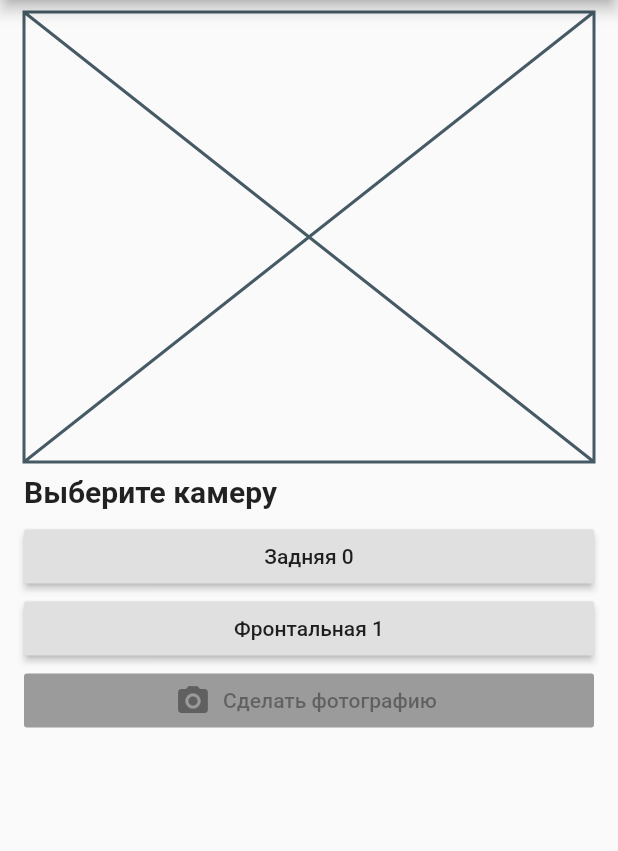
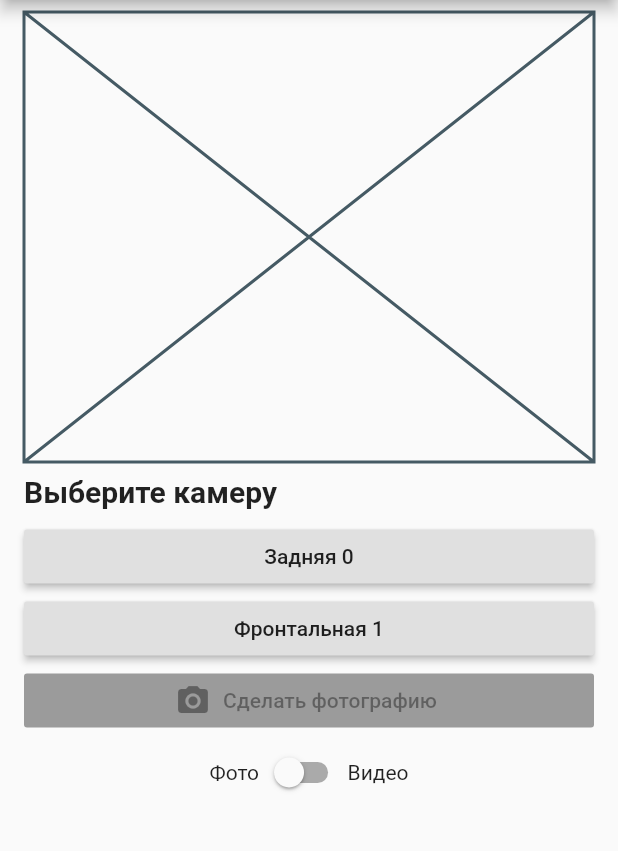
Before and after one commit to kdmatrosov/flutter-camera, a Flutter app: the screen it shows after launch, on a phone screen of 412 x 824 dp, the part 84-935 px from its top. Run offline on Flutter 3.47's test engine with Material 2 defaults, Android fonts, the phone set to English and light mode, and no system bars; our stand-ins replace camera, image_picker, video_player.

Commit message:
camera stable

```diff
--- a/lib/pages/camera_page.dart
+++ b/lib/pages/camera_page.dart
@@ -3,6 +3,7 @@ import 'dart:io';
 import 'package:camera/camera.dart';
 import 'package:flutter/material.dart';
 import 'package:flutter_camera/pages/image_picker_page.dart';
+import 'package:flutter_camera/widgets/video.dart';
 import 'package:path_provider/path_provider.dart';
 
 class CameraPage extends StatefulWidget {
@@ -50,7 +51,8 @@ class _CameraViewState extends State<_CameraView> {
   List<CameraDescription> _cameras;
   CameraController _controller;
   CameraDescription _activeCamera;
-  String _photoPath;
+  String _filePath;
+  bool _isVideo = false;
 
   @override
   void initState() {
@@ -63,7 +65,6 @@ class _CameraViewState extends State<_CameraView> {
       final cameras = await availableCameras();
       setState(() {
         _cameras = cameras;
-        _controller = CameraController(cameras[0], ResolutionPreset.medium);
       });
     } catch (e) {
       print("_getAvailableCameras $e");
@@ -78,11 +79,21 @@ class _CameraViewState extends State<_CameraView> {
 
   Widget _cameraView() {
     if (_controller == null || !_controller.value.isInitialized) {
-      return Placeholder();
+      return _activeCamera == null ? Placeholder() : Container();
     }
-    return AspectRatio(
-        aspectRatio: _controller.value.aspectRatio,
-        child: CameraPreview(_controller));
+    return Center(
+        child: DecoratedBox(
+            position: DecorationPosition.foreground,
+            decoration: BoxDecoration(
+                border: Border.all(
+              color: _controller != null && _controller.value.isRecordingVideo
+                  ? Colors.redAccent
+                  : Colors.transparent,
+              width: 1.0,
+            )),
+            child: AspectRatio(
+                aspectRatio: _controller.value.aspectRatio,
+                child: CameraPreview(_controller))));
   }
 
   String _getTimestamp() => DateTime.now().millisecondsSinceEpoch.toString();
@@ -104,7 +115,43 @@ class _CameraViewState extends State<_CameraView> {
     try {
       await _controller.takePicture(filePath);
       setState(() {
-        _photoPath = filePath;
+        _filePath = filePath;
+        _showBottomSheet(context);
+      });
+    } on CameraException catch (e) {
+      print(e);
+    }
+  }
+
+  Future<void> _startVideoRecording() async {
+    final Directory extDir = await getApplicationDocumentsDirectory();
+    final String dirPath = '${extDir.path}/Movies/flutter_camera';
+    await Directory(dirPath).create(recursive: true);
+    final String filePath = '$dirPath/${_getTimestamp()}.mp4';
+
+    if (_controller.value.isRecordingVideo) {
+      // A recording is already started, do nothing.
+      return null;
+    }
+
+    try {
+      await _controller.startVideoRecording(filePath);
+      setState(() {
+        _filePath = filePath;
+      });
+    } on CameraException catch (e) {
+      print(e);
+    }
+  }
+
+  Future<void> _stopVideoRecording(BuildContext context) async {
+    if (!_controller.value.isRecordingVideo) {
+      return null;
+    }
+
+    try {
+      await _controller.stopVideoRecording();
+      setState(() {
         _showBottomSheet(context);
       });
     } on CameraException catch (e) {
@@ -193,12 +240,20 @@ class _CameraViewState extends State<_CameraView> {
     showModalBottomSheet(
         context: context,
         builder: (BuildContext bc) {
-          return LimitedBox(
-            child: Image.file(File(_photoPath)),
+          return Center(
+              child: LimitedBox(
+            child:
+                _isVideo ? Video(File(_filePath)) : Image.file(File(_filePath)),
             maxHeight: 300,
-          );
+          ));
         });
   }
+
+  String get buttonText => !_isVideo
+      ? "Сделать фотографию"
+      : "${_controller.value.isRecordingVideo ? "Остановить запись" : "Записать видео"}";
+
+  IconData get buttonIcon => !_isVideo ? Icons.photo_camera : Icons.videocam;
 
   @override
   Widget build(BuildContext context) {
@@ -208,20 +263,41 @@ class _CameraViewState extends State<_CameraView> {
         mainAxisSize: MainAxisSize.min,
         crossAxisAlignment: CrossAxisAlignment.stretch,
         children: <Widget>[
-          Center(
-            child: SizedBox(child: _cameraView(), height: 300),
-          ),
+          SizedBox(child: _cameraView(), height: 300),
           _getActiveCamera(),
           _cameraListWidget(),
           RaisedButton.icon(
-            icon: Icon(Icons.photo_camera),
-            label: Text("Сделать фотографию"),
+            icon: Icon(buttonIcon),
+            label: Text(buttonText),
             onPressed: _activeCamera == null
                 ? null
                 : () {
-                    _takePhoto(context);
+                    if (_isVideo) {
+                      if (_controller.value.isRecordingVideo) {
+                        _stopVideoRecording(context);
+                      } else {
+                        _startVideoRecording();
+                      }
+                    } else {
+                      _takePhoto(context);
+                    }
                   },
           ),
+          Row(
+            mainAxisAlignment: MainAxisAlignment.center,
+            children: <Widget>[
+              Text('Фото'),
+              Switch(
+                onChanged: (bool value) {
+                  setState(() {
+                    _isVideo = value;
+                  });
+                },
+                value: _isVideo,
+              ),
+              Text('Видео'),
+            ],
+          )
         ],
       ),
       padding: EdgeInsets.symmetric(horizontal: 16, vertical: 8),
--- a/lib/widgets/video.dart
+++ b/lib/widgets/video.dart
@@ -29,7 +29,6 @@ class _VideoState extends State<Video> {
 
   @override
   Widget build(BuildContext context) {
-    print("Video");
     return _controller.value.initialized
         ? AspectRatio(
       aspectRatio: _controller.value.aspectRatio,
```
